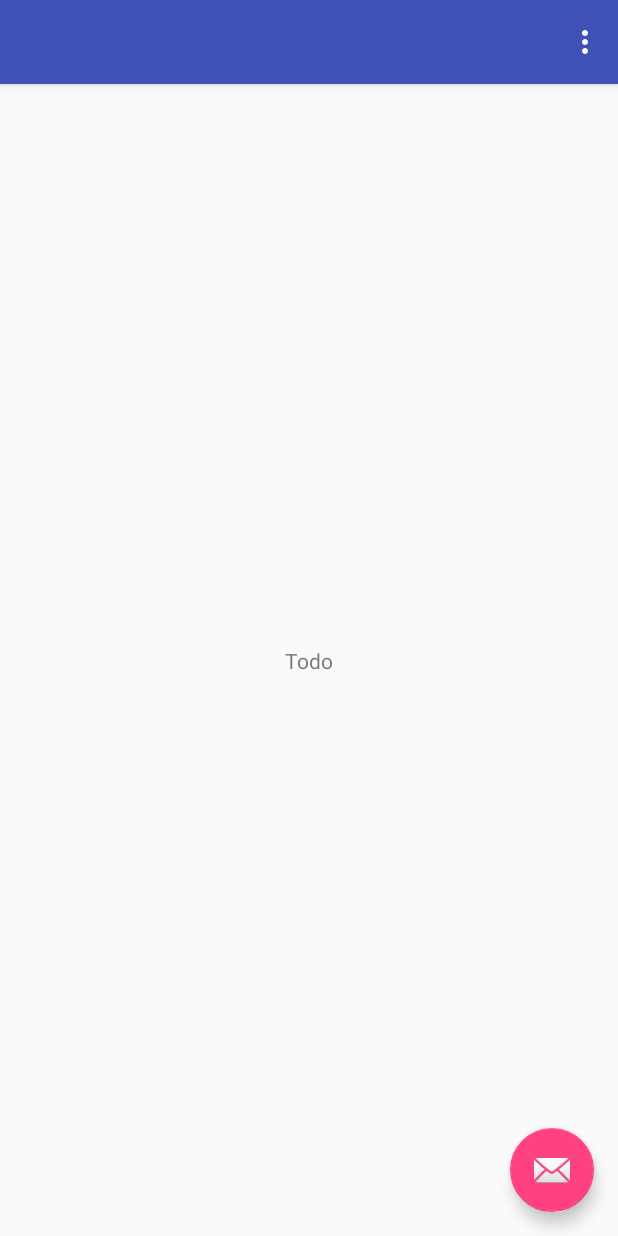
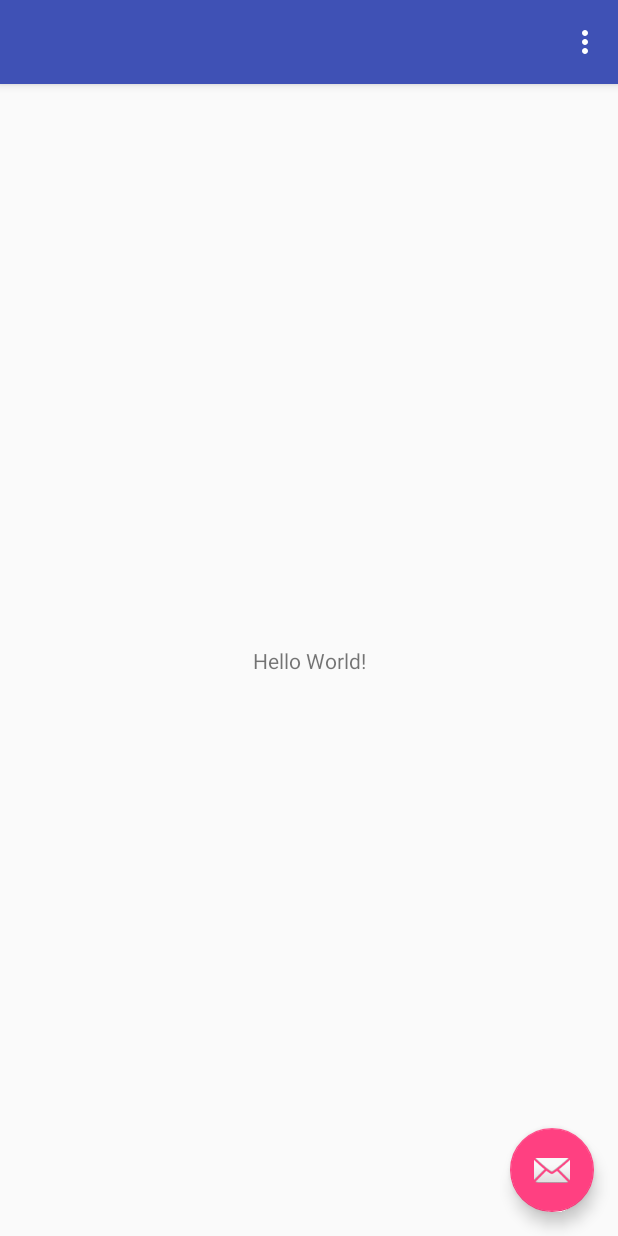
Before and after one commit to ggwang100/Todo, an Android app: the screen it shows after launch (MainActivity), on a phone screen of 412 x 824 dp. Run offline under Robolectric (Android 15) with nearby library versions, the phone set to English and light mode, and no system bars; 2 statements that could not run were skipped.

Commit message:
ui 롤백

```diff
--- a/app/src/main/res/layout/content_main.xml
+++ b/app/src/main/res/layout/content_main.xml
@@ -11,7 +11,7 @@
     <TextView
         android:layout_width="wrap_content"
         android:layout_height="wrap_content"
-        android:text="Todo"
+        android:text="Hello World!"
         app:layout_constraintBottom_toBottomOf="parent"
         app:layout_constraintLeft_toLeftOf="parent"
         app:layout_constraintRight_toRightOf="parent"
```
